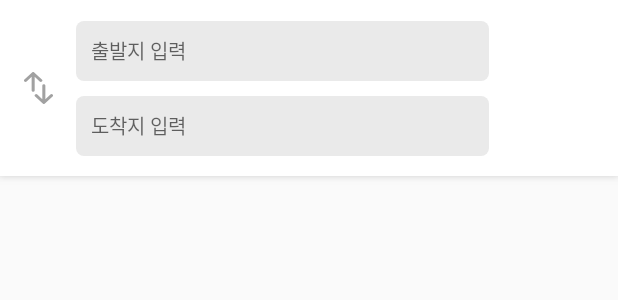
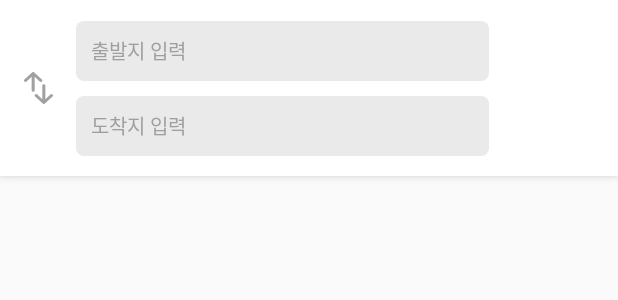
Before and after one commit to CeylonPark/BarrierLess, an Android app: the layout fragment_navigation.xml on its own in the app's theme, with its tools: preview values and no code run, on a phone screen of 412 x 824 dp. Shown: the top 300 px of the screen. Run offline under Robolectric (Android 15) with nearby library versions, the phone set to English and light mode, and no system bars.

Commit message:
feat: location search in navigation

```diff
--- a/app/src/main/java/com/nalssam/barrierless/data/BarrierFreeData.java
+++ b/app/src/main/java/com/nalssam/barrierless/data/BarrierFreeData.java
@@ -1,6 +1,7 @@
 package com.nalssam.barrierless.data;
 
 import com.naver.maps.geometry.LatLng;
+import com.naver.maps.geometry.Tm128;
 
 import java.util.*;
 
--- a/app/src/main/java/com/nalssam/barrierless/nearby/LocationAdapter.java
+++ b/app/src/main/java/com/nalssam/barrierless/nearby/LocationAdapter.java
@@ -44,7 +44,7 @@ public class LocationAdapter extends BaseAdapter {
         TextView locationName = view.findViewById(R.id.locationName);
         TextView locationAddress = view.findViewById(R.id.locationAddress);
 
-        locationName.setText(this.data.get(position).getName());
+        locationName.setText(this.data.get(position).getTitle());
         locationAddress.setText(this.data.get(position).getAddress());
 
         return view;
--- a/app/src/main/res/drawable/bg_location_field.xml
+++ b/app/src/main/res/drawable/bg_location_field.xml
@@ -5,5 +5,4 @@
     <size android:width="275dp" android:height="40dp"/>
     <corners android:radius="5dp"/>
     <solid android:color="#eaeaea"/>
-    <padding android:top="7dp" android:left="10dp" android:bottom="7dp"/>
 </shape>
--- a/app/src/main/res/layout/fragment_navigation.xml
+++ b/app/src/main/res/layout/fragment_navigation.xml
@@ -18,8 +18,7 @@
             android:layout_marginLeft="16dp"
             android:src="@drawable/ic_swap"
             android:background="#fff"/>
-    <EditText
-            android:id="@+id/startingPoint"
+    <LinearLayout
             android:layout_width="wrap_content"
             android:layout_height="wrap_content"
             app:layout_constraintTop_toTopOf="@id/swapDestination"
@@ -27,22 +26,49 @@
             android:layout_marginTop="-34dp"
             android:layout_marginStart="15dp"
             android:layout_marginLeft="15dp"
-            android:background="@drawable/bg_location_field"
+            android:orientation="vertical">
+        <FrameLayout
+                android:layout_width="wrap_content"
+                android:layout_height="wrap_content">
+            <ImageButton
+                    android:id="@+id/startPointBtn"
+                    android:layout_width="wrap_content"
+                    android:layout_height="wrap_content"
+                    android:background="@drawable/bg_location_field"/>
+            <TextView
+                    android:id="@+id/startPointText"
+                    android:layout_width="wrap_content"
+                    android:layout_height="wrap_content"
+                    android:layout_marginStart="10dp"
+                    android:layout_marginLeft="10dp"
+                    android:layout_gravity="center_vertical"
                     android:fontFamily="@font/noto_sans_kr_regular"
                     android:textSize="13sp"
                     android:textColor="#9f9f9f"
                     android:includeFontPadding="false"
-            android:hint="출발지 입력"/>
-    <EditText
+                    android:text="출발지 입력"/>
+        </FrameLayout>
+        <FrameLayout
                 android:layout_width="wrap_content"
                 android:layout_height="wrap_content"
-            android:background="@drawable/bg_location_field"
-            app:layout_constraintTop_toBottomOf="@id/startingPoint"
-            app:layout_constraintStart_toStartOf="@id/startingPoint"
-            android:layout_marginTop="10dp"
+                android:layout_marginTop="10dp">
+            <ImageButton
+                    android:id="@+id/endPointBtn"
+                    android:layout_width="wrap_content"
+                    android:layout_height="wrap_content"
+                    android:background="@drawable/bg_location_field"/>
+            <TextView
+                    android:id="@+id/endPointText"
+                    android:layout_width="wrap_content"
+                    android:layout_height="wrap_content"
+                    android:layout_marginStart="10dp"
+                    android:layout_marginLeft="10dp"
+                    android:layout_gravity="center_vertical"
                     android:fontFamily="@font/noto_sans_kr_regular"
                     android:textSize="13sp"
                     android:textColor="#9f9f9f"
                     android:includeFontPadding="false"
-            android:hint="도착지 입력"/>
+                    android:text="도착지 입력"/>
+        </FrameLayout>
+    </LinearLayout>
 </androidx.constraintlayout.widget.ConstraintLayout>
```
Also changed, not shown: app/src/main/java/com/nalssam/barrierless/MainActivity.java (+27 -8 lines), app/src/main/java/com/nalssam/barrierless/data/LocationSearchData.java (+43 -5 lines), app/src/main/java/com/nalssam/barrierless/navigation/NavigationFragment.java (+37 -4 lines), app/src/main/java/com/nalssam/barrierless/nearby/LocationSearchActivity.java (+3 -23 lines), app/src/main/java/com/nalssam/barrierless/nearby/NearbyFragment.java (+30 -7 lines), app/src/main/res/layout/listview_location.xml (+5 -3 lines). Lines whose indentation alone changed are shown as unchanged.
